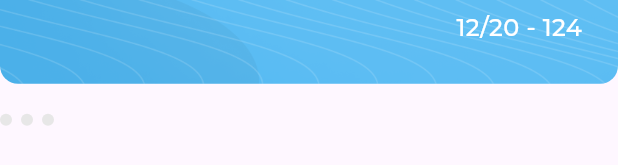
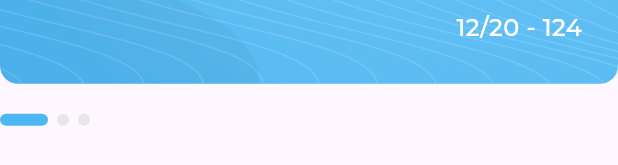
Before and after one commit to tharwatsamy/responsive_dash_board, a Flutter app: the MyCardsSection widget shown alone on an empty page, opened directly, on a phone screen of 412 x 824 dp. Shown: the part 306-471 px from the top of the screen. Run offline on Flutter 3.47's test engine with Material 3 defaults, Android fonts, the phone set to English and light mode, and no system bars; drawn by our look-alikes of expandable_page_view; our stand-ins replace flutter_svg; project files that could hold a hidden picture were left out.

Commit message:
my cards section done

```diff
--- a/lib/widgets/dots_indicator.dart
+++ b/lib/widgets/dots_indicator.dart
@@ -2,16 +2,17 @@ import 'package:flutter/material.dart';
 import 'package:responsive_dash_board/widgets/custom_dot.dart';
 
 class DotsIndicator extends StatelessWidget {
-  const DotsIndicator({super.key});
+  const DotsIndicator({super.key, required this.currentPageIndex});
 
+  final int currentPageIndex;
   @override
   Widget build(BuildContext context) {
     return Row(
       children: List.generate(
         3,
-        (index) => const Padding(
-          padding: EdgeInsets.only(right: 6),
-          child: CustomDotIndicator(isActive: false),
+        (index) => Padding(
+          padding: const EdgeInsets.only(right: 6),
+          child: CustomDotIndicator(isActive: index == currentPageIndex),
         ),
       ),
     );
--- a/lib/widgets/my_cards_page_view.dart
+++ b/lib/widgets/my_cards_page_view.dart
@@ -3,11 +3,12 @@ import 'package:flutter/material.dart';
 import 'package:responsive_dash_board/widgets/my_card.dart';
 
 class MyCardsPageView extends StatelessWidget {
-  const MyCardsPageView({super.key});
-
+  const MyCardsPageView({super.key, required this.pageController});
+  final PageController pageController;
   @override
   Widget build(BuildContext context) {
     return ExpandablePageView(
+      controller: pageController,
       scrollDirection: Axis.horizontal,
       children: List.generate(
         3,
--- a/lib/widgets/my_cards_section.dart
+++ b/lib/widgets/my_cards_section.dart
@@ -3,29 +3,53 @@ import 'package:responsive_dash_board/utils/app_styles.dart';
 import 'package:responsive_dash_board/widgets/dots_indicator.dart';
 import 'package:responsive_dash_board/widgets/my_cards_page_view.dart';
 
-class MyCardsSection extends StatelessWidget {
+class MyCardsSection extends StatefulWidget {
   const MyCardsSection({super.key});
 
   @override
+  State<MyCardsSection> createState() => _MyCardsSectionState();
+}
+
+class _MyCardsSectionState extends State<MyCardsSection> {
+  late PageController pageController;
+  int currentPageIndex = 0;
+
+  @override
+  void initState() {
+    pageController = PageController();
+
+    pageController.addListener(() {
+      currentPageIndex = pageController.page!.round();
+      setState(() {});
+    });
+    // TODO: implement initState
+    super.initState();
+  }
+
+  @override
   Widget build(BuildContext context) {
-    return const Column(
+    return Column(
       crossAxisAlignment: CrossAxisAlignment.start,
       children: [
-        SizedBox(
+        const SizedBox(
           width: 420,
           child: Text(
             'My card',
             style: AppStyles.styleSemiBold20,
           ),
         ),
-        SizedBox(
+        const SizedBox(
           height: 20,
         ),
-        MyCardsPageView(),
-        SizedBox(
+        MyCardsPageView(
+          pageController: pageController,
+        ),
+        const SizedBox(
           height: 20,
         ),
-        DotsIndicator(),
+        DotsIndicator(
+          currentPageIndex: currentPageIndex,
+        ),
       ],
     );
   }
```
